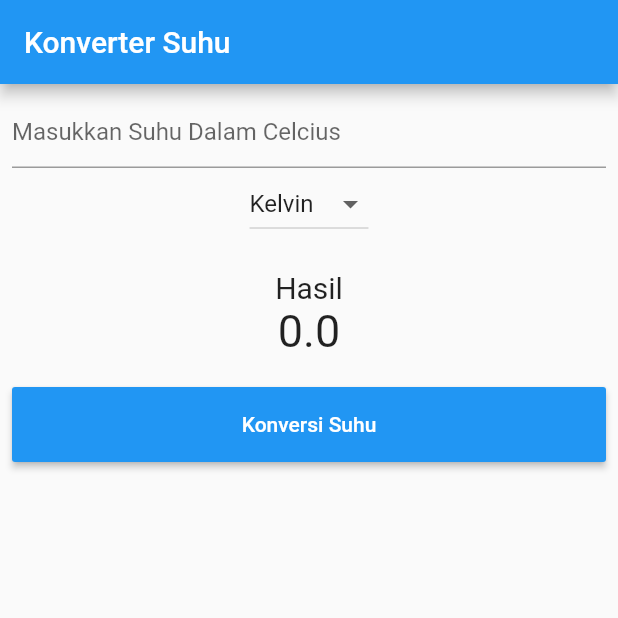
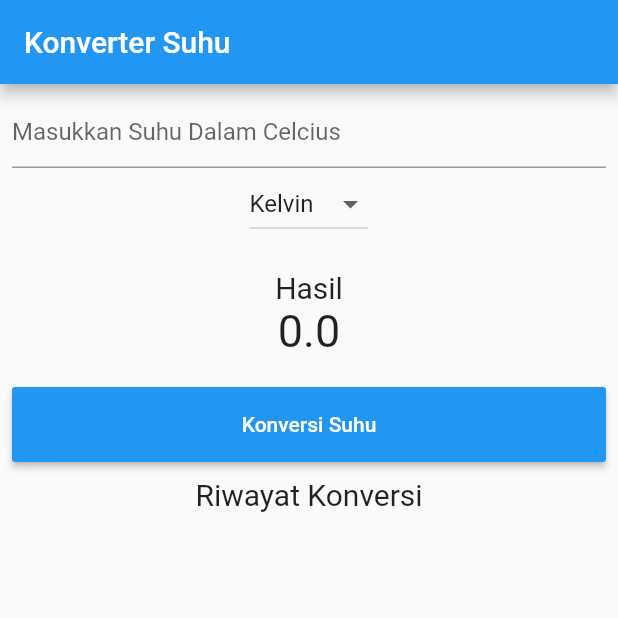
Before and after one commit to Evina08/flutter_state, a Flutter app: the screen it shows after launch, on a phone screen of 412 x 824 dp, the top half of it. Run offline on Flutter 3.47's test engine with Material 2 defaults, Android fonts, the phone set to English and light mode, and no system bars.

```diff
--- a/lib/main.dart
+++ b/lib/main.dart
@@ -15,6 +15,7 @@ class MyApp extends StatefulWidget {
 }
 
 class _MyAppState extends State<MyApp> {
+  List<String> listViewItem = List<String>();
   String _newValue = "Kelvin";
   double _result = 0;
 
@@ -31,6 +32,7 @@ class _MyAppState extends State<MyApp> {
         _result = _inputSuhu + 273;
       else
         _result = (4 / 5) * _inputSuhu;
+      listViewItem.add("$_newValue : $_result");
     });
   }
 
@@ -67,6 +69,24 @@ class _MyAppState extends State<MyApp> {
               ),
               Result(result: _result),
               Convert(konvertHandler: _hitungSuhu),
+              Container(
+                margin: EdgeInsets.only(top: 10, bottom: 10),
+                child: Text(
+                  "Riwayat Konversi",
+                  style: TextStyle(fontSize: 20),
+                ),
+              ),
+              Expanded(
+                child: ListView(
+                    children: listViewItem.map((String value) {
+                  return Container(
+                      margin: EdgeInsets.all(10),
+                      child: Text(
+                        value,
+                        style: TextStyle(fontSize: 15),
+                      ));
+                }).toList()),
+              ),
             ],
           ),
         ),
```
Also changed, not shown: pubspec.lock.
